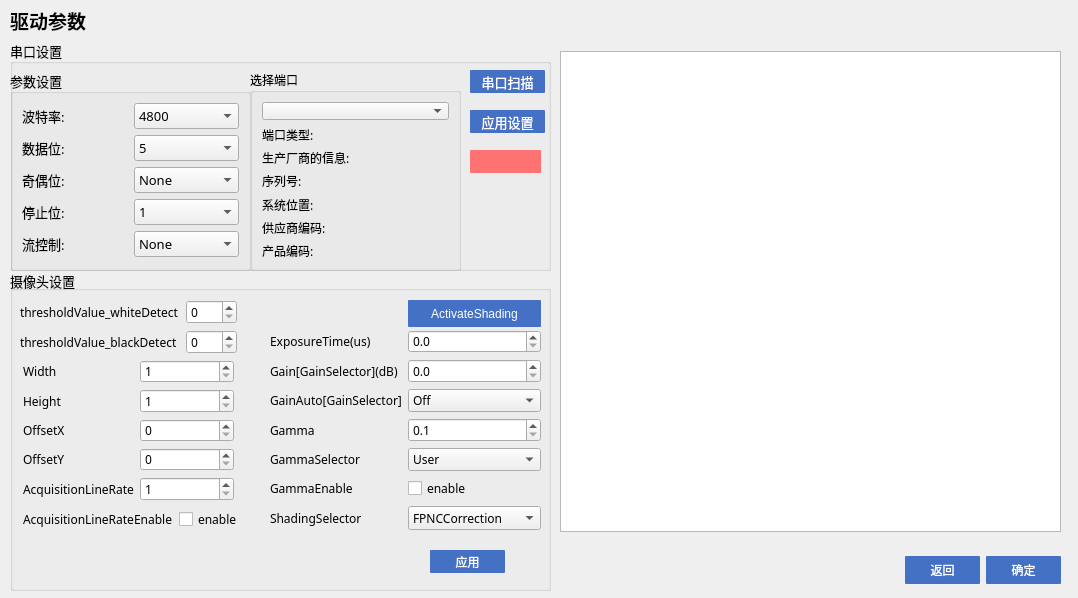
First picture: the form in driveseting.ui, repository jaueone/Magnetic, before the edit.
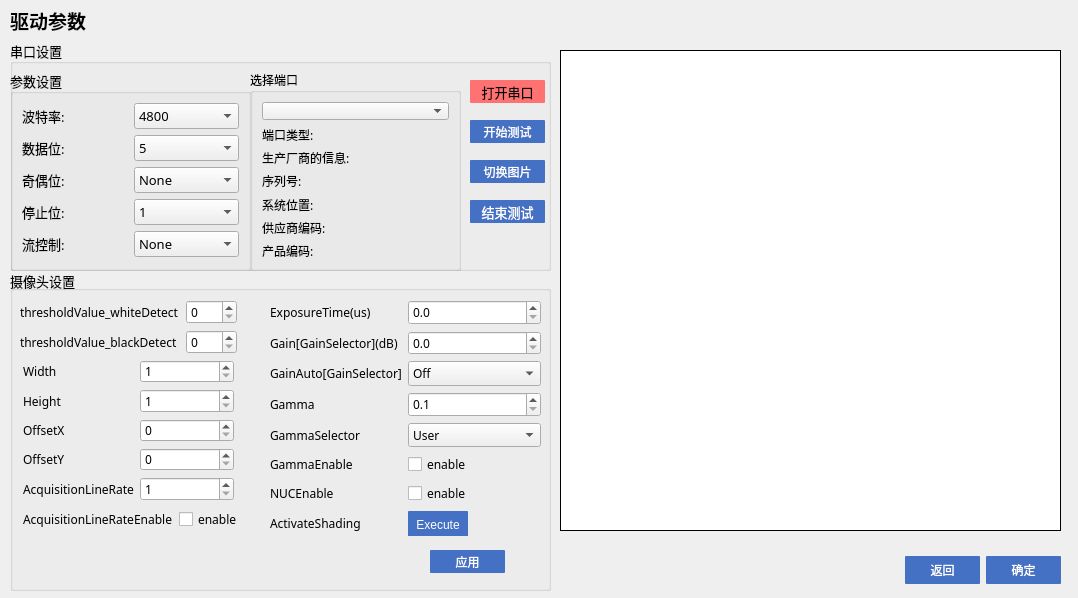
Second picture: the form after the edit. Custom widgets are drawn as their Qt base class.

Patch:
```diff
--- a/driveseting.ui
+++ b/driveseting.ui
@@ -270,65 +270,21 @@
      </item>
     </layout>
    </widget>
-   <widget class="QPushButton" name="pushButton_5">
-    <property name="geometry">
-     <rect>
-      <x>460</x>
-      <y>30</y>
-      <width>75</width>
-      <height>23</height>
-     </rect>
-    </property>
-    <property name="font">
-     <font>
-      <family>微软雅黑</family>
-     </font>
-    </property>
-    <property name="styleSheet">
-     <string notr="true">QPushButton{color:white;background-color: rgb(68, 113, 196);border-radius:1px}
-QPushButton::pressed{background-color: rgb(142, 170, 220);}</string>
-    </property>
-    <property name="text">
-     <string>串口扫描</string>
-    </property>
-   </widget>
-   <widget class="QPushButton" name="pushButton_6">
-    <property name="geometry">
-     <rect>
-      <x>460</x>
-      <y>70</y>
-      <width>75</width>
-      <height>23</height>
-     </rect>
-    </property>
-    <property name="font">
-     <font>
-      <family>微软雅黑</family>
-     </font>
-    </property>
-    <property name="styleSheet">
-     <string notr="true">QPushButton{color:white;background-color: rgb(68, 113, 196);border-radius:1px}
-QPushButton::pressed{background-color: rgb(142, 170, 220);}</string>
-    </property>
-    <property name="text">
-     <string>应用设置</string>
-    </property>
-   </widget>
    <widget class="QPushButton" name="pushButton_7">
     <property name="geometry">
      <rect>
       <x>460</x>
-      <y>110</y>
-      <width>71</width>
+      <y>40</y>
+      <width>75</width>
       <height>23</height>
      </rect>
     </property>
     <property name="styleSheet">
-     <string notr="true">QPushButton{color:white;background-color:rgb(255, 114, 114);border-radius:1px}
-QPushButton::checked{background-color:rgb(124, 255, 101);}</string>
+     <string notr="true">QPushButton{color:black;background-color:rgb(255, 114, 114);border-radius:1px}
+QPushButton::checked{background-color:rgb(47, 255, 168);}</string>
     </property>
     <property name="text">
-     <string/>
+     <string>打开串口</string>
     </property>
     <property name="checkable">
      <bool>true</bool>
@@ -340,6 +296,74 @@
      <bool>true</bool>
     </property>
    </widget>
+   <widget class="QPushButton" name="pushButton_5">
+    <property name="geometry">
+     <rect>
+      <x>460</x>
+      <y>80</y>
+      <width>75</width>
+      <height>23</height>
+     </rect>
+    </property>
+    <property name="font">
+     <font>
+      <family>微软雅黑</family>
+      <pointsize>9</pointsize>
+     </font>
+    </property>
+    <property name="styleSheet">
+     <string notr="true">QPushButton{color:white;background-color: rgb(68, 113, 196);border-radius:1px}
+QPushButton::pressed{background-color: rgb(142, 170, 220);}</string>
+    </property>
+    <property name="text">
+     <string>开始测试</string>
+    </property>
+   </widget>
+   <widget class="QPushButton" name="pushButton_6">
+    <property name="geometry">
+     <rect>
+      <x>460</x>
+      <y>120</y>
+      <width>75</width>
+      <height>23</height>
+     </rect>
+    </property>
+    <property name="font">
+     <font>
+      <family>微软雅黑</family>
+      <pointsize>9</pointsize>
+     </font>
+    </property>
+    <property name="styleSheet">
+     <string notr="true">QPushButton{color:white;background-color: rgb(68, 113, 196);border-radius:1px}
+QPushButton::pressed{background-color: rgb(142, 170, 220);}</string>
+    </property>
+    <property name="text">
+     <string>切换图片</string>
+    </property>
+   </widget>
+   <widget class="QPushButton" name="pushButton_8">
+    <property name="geometry">
+     <rect>
+      <x>460</x>
+      <y>160</y>
+      <width>75</width>
+      <height>23</height>
+     </rect>
+    </property>
+    <property name="font">
+     <font>
+      <family>微软雅黑</family>
+     </font>
+    </property>
+    <property name="styleSheet">
+     <string notr="true">QPushButton{color:white;background-color: rgb(68, 113, 196);border-radius:1px}
+QPushButton::pressed{background-color: rgb(142, 170, 220);}</string>
+    </property>
+    <property name="text">
+     <string>结束测试</string>
+    </property>
+   </widget>
   </widget>
   <widget class="QWidget" name="horizontalLayoutWidget">
    <property name="geometry">
@@ -595,7 +619,7 @@
        <x>260</x>
        <y>20</y>
        <width>271</width>
-       <height>230</height>
+       <height>236</height>
       </rect>
      </property>
      <layout class="QFormLayout" name="formLayout_4">
@@ -717,25 +741,11 @@
       <item row="7" column="0">
        <widget class="QLabel" name="label_16">
         <property name="text">
-         <string>ShadingSelector</string>
+         <string>NUCEnable</string>
         </property>
        </widget>
       </item>
-      <item row="7" column="1">
-       <widget class="QComboBox" name="comboBox_3">
-        <item>
-         <property name="text">
-          <string>FPNCCorrection</string>
-         </property>
-        </item>
-        <item>
-         <property name="text">
-          <string>PRNUCCorrection</string>
-         </property>
-        </item>
-       </widget>
-      </item>
-      <item row="0" column="1">
+      <item row="8" column="1">
        <widget class="QPushButton" name="pushButton_3">
         <property name="minimumSize">
          <size>
@@ -743,6 +753,12 @@
           <height>27</height>
          </size>
         </property>
+        <property name="maximumSize">
+         <size>
+          <width>60</width>
+          <height>16777215</height>
+         </size>
+        </property>
         <property name="font">
          <font>
           <family>Microsoft YaHei UI</family>
@@ -753,10 +769,24 @@
 QPushButton::pressed{background-color: rgb(142, 170, 220);}</string>
         </property>
         <property name="text">
+         <string>Execute</string>
+        </property>
+       </widget>
+      </item>
+      <item row="8" column="0">
+       <widget class="QLabel" name="label_17">
+        <property name="text">
          <string>ActivateShading</string>
         </property>
        </widget>
       </item>
+      <item row="7" column="1">
+       <widget class="QCheckBox" name="checkBox_3">
+        <property name="text">
+         <string>enable</string>
+        </property>
+       </widget>
+      </item>
      </layout>
     </widget>
     <widget class="QPushButton" name="pushButton_4">
@@ -852,17 +882,31 @@
     </item>
    </layout>
   </widget>
-  <widget class="QGraphicsView" name="graphicsView">
+  <widget class="QLabel" name="label_18">
    <property name="geometry">
     <rect>
      <x>560</x>
-     <y>51</y>
+     <y>50</y>
      <width>501</width>
      <height>481</height>
     </rect>
    </property>
+   <property name="styleSheet">
+    <string notr="true">background-color: rgb(255, 255, 255);
+border:1px solid black;</string>
+   </property>
+   <property name="text">
+    <string/>
+   </property>
   </widget>
  </widget>
+ <customwidgets>
+  <customwidget>
+   <class>ComboBox</class>
+   <extends>QComboBox</extends>
+   <header location="global">my_control.h</header>
+  </customwidget>
+ </customwidgets>
  <resources/>
  <connections/>
 </ui>
```
Left out of the diff: 48 changed lines with no effect on the pictures.
